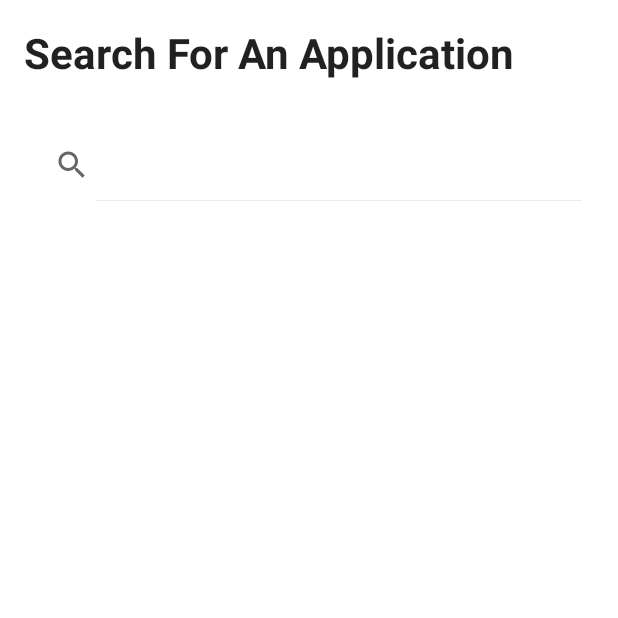
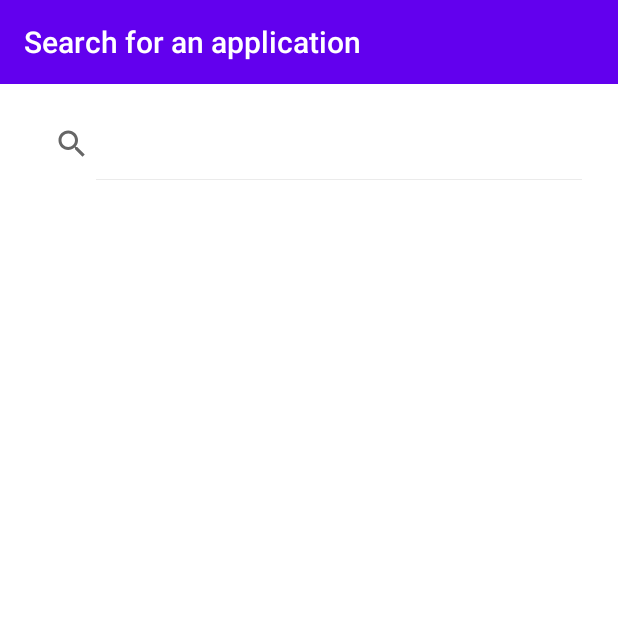
Before and after one commit to HVgiang86/vcs-activity-fragment-practice, an Android app: the screen it shows after launch (MainActivity), in the side drawer, after a tap on "Search For An Application", on a phone screen of 412 x 824 dp, the top half of it. Run offline under Robolectric (Android 15) with nearby library versions, the phone set to English and light mode, and no system bars.

Commit message:
complete app

```diff
--- a/app/src/main/java/com/example/vcsactivityandfragmentpractice/activities/MainActivity.java
+++ b/app/src/main/java/com/example/vcsactivityandfragmentpractice/activities/MainActivity.java
@@ -17,7 +17,6 @@ import android.widget.Toast;
 import com.example.vcsactivityandfragmentpractice.R;
 import com.example.vcsactivityandfragmentpractice.fragments.ApplicationSearchFragment;
 import com.example.vcsactivityandfragmentpractice.fragments.DeviceInfoFragment;
-import com.google.android.material.navigation.NavigationView;
 
 import java.util.Random;
 
@@ -61,38 +60,21 @@ public class MainActivity extends AppCompatActivity{
         }
         mToggle.syncState();
 
-        NavigationView navigationView = findViewById(R.id.navigation_view);
+    }
 
-        if (navigationView != null) {
-
-            //Handle when navigation drawer menu item selected
-            MenuItem showDeviceInfoAction = navigationView.getMenu().findItem(R.id.show_device_information);
-            MenuItem searchForApplicationAction = navigationView.getMenu().findItem(R.id.search_for_application);
-
-            showDeviceInfoAction.setOnMenuItemClickListener(new MenuItem.OnMenuItemClickListener() {
-                @Override
-                public boolean onMenuItemClick(MenuItem item) {
+    //Handle event that show device information action has been chosen
+    public void showDeviceInfo(MenuItem item) {
         mDrawer.closeDrawer(GravityCompat.START);
         Toast.makeText(getApplicationContext(), "Device Info Action Selected!",Toast.LENGTH_SHORT).show();
         showDeviceInformation();
-                    return true;
     }
-            });
 
-            searchForApplicationAction.setOnMenuItemClickListener(new MenuItem.OnMenuItemClickListener() {
-                @Override
-                public boolean onMenuItemClick(MenuItem item) {
+    //Handle event that application search action has been chosen
+    public void searchForApplication(MenuItem item) {
         mDrawer.closeDrawer(GravityCompat.START);
         Toast.makeText(getApplicationContext(), "Search For Application Action Selected!",Toast.LENGTH_SHORT).show();
         searchForAnApplication();
-                    return true;
     }
-            });
-        }
-
-    }
-
-
 
     //save color to InstanceState when change device configuration
     @Override
--- a/app/src/main/java/com/example/vcsactivityandfragmentpractice/fragments/ApplicationSearchFragment.java
+++ b/app/src/main/java/com/example/vcsactivityandfragmentpractice/fragments/ApplicationSearchFragment.java
@@ -86,17 +86,6 @@ public class ApplicationSearchFragment extends Fragment {
         //Create List of all installed application
         //this method does not work correctly on Android 11 (API 30) and higher
         PackageManager pm = getContext().getPackageManager();
-
-        /*List<PackageInfo> packs = pm.getInstalledPackages(PackageManager.GET_META_DATA);
-        for (PackageInfo p : packs) {
-                InstalledApplication app = new InstalledApplication();
-                String name = p.applicationInfo.loadLabel(pm).toString();
-                app.setAppName(name);
-                app.setPackageName(p.applicationInfo.packageName);
-                app.setIcon(p.applicationInfo.loadIcon(pm));
-                allAppList.add(app);
-                Log.d(TAG,app.getAppName());
-        }*/
 
         Intent mainIntent = new Intent(Intent.ACTION_MAIN, null);
         mainIntent.addCategory(Intent.CATEGORY_LAUNCHER);
@@ -193,6 +182,9 @@ public class ApplicationSearchFragment extends Fragment {
                 }
             });
         }
+        else {
+            showRecentSearch();
+        }
     }
 
     public void showRecentSearch() {
--- a/app/src/main/res/layout/activity_main.xml
+++ b/app/src/main/res/layout/activity_main.xml
@@ -27,6 +27,7 @@
             android:minHeight="?attr/actionBarSize"
             android:background="@color/design_default_color_primary"
             app:titleTextColor="@color/white"
+            app:title="@string/main_activity_toolbar_title"
             >
 
         </androidx.appcompat.widget.Toolbar>
--- a/app/src/main/res/layout/fragment_application_search.xml
+++ b/app/src/main/res/layout/fragment_application_search.xml
@@ -8,15 +8,19 @@
     android:background="@color/white"
     tools:context=".fragments.ApplicationSearchFragment">
 
+    <androidx.appcompat.widget.Toolbar
+        android:id="@+id/tool_bar"
+        android:layout_width="match_parent"
+        android:layout_height="wrap_content"
+        android:minHeight="?attr/actionBarSize"
+        android:background="@color/design_default_color_primary"
+        app:titleTextColor="@color/white"
+        app:title="@string/application_search_toolbar_title"
+        >
+
+    </androidx.appcompat.widget.Toolbar>
+
     <!-- TODO: Update blank fragment layout -->
-    <TextView
-        android:layout_width="wrap_content"
-        android:layout_height="wrap_content"
-        android:text="@string/search_for_an_application_label"
-        android:textAppearance="@style/TextAppearance.Material3.HeadlineMedium"
-        android:layout_margin="16dp"
-        android:textStyle="bold"
-        />
 
     <androidx.appcompat.widget.SearchView
         android:id="@+id/search_view"
--- a/app/src/main/res/menu/nav_drawer_menu.xml
+++ b/app/src/main/res/menu/nav_drawer_menu.xml
@@ -5,11 +5,13 @@
             android:id="@+id/show_device_information"
             android:title="@string/device_information"
             android:icon="@drawable/ic_info"
+            android:onClick="showDeviceInfo"
             />
         <item
             android:id="@+id/search_for_application"
             android:title="@string/search_for_an_application"
             android:icon="@drawable/ic_search"
+            android:onClick="searchForApplication"
             />
     </group>
 
--- a/app/src/main/res/values/strings.xml
+++ b/app/src/main/res/values/strings.xml
@@ -2,7 +2,7 @@
     <string name="app_name">VCS Activity And Fragment Practice</string>
     <string name="viettel_cyber_security">Viettel Cyber Security</string>
     <string name="author_title">Sinh Viên Thực Tập Dev Core</string>
-    <string name="author_name">Mr. A</string>
+    <string name="author_name">Hoàng Văn Giang</string>
     <string name="device_information">Device Information</string>
     <string name="search_for_an_application">Search For An Application</string>
     <!-- TODO: Remove or change this placeholder text -->
@@ -16,4 +16,7 @@
     <string name="search_for_an_application_label">Search For An Application</string>
     <string name="application_search_hint">Camera</string>
     <string name="recent_search_label">recent</string>
+    <string name="main_activity_toolbar_title">Activity And Fragment</string>
+    <string name="application_search_toolbar_title">Search for an application</string>
+    <string name="device_info_toolbar_title">Device Information</string>
 </resources>
```
Also changed, not shown: app/src/main/res/layout/fragment_device_info.xml (+12 -7 lines). Lines whose indentation alone changed are shown as unchanged.
